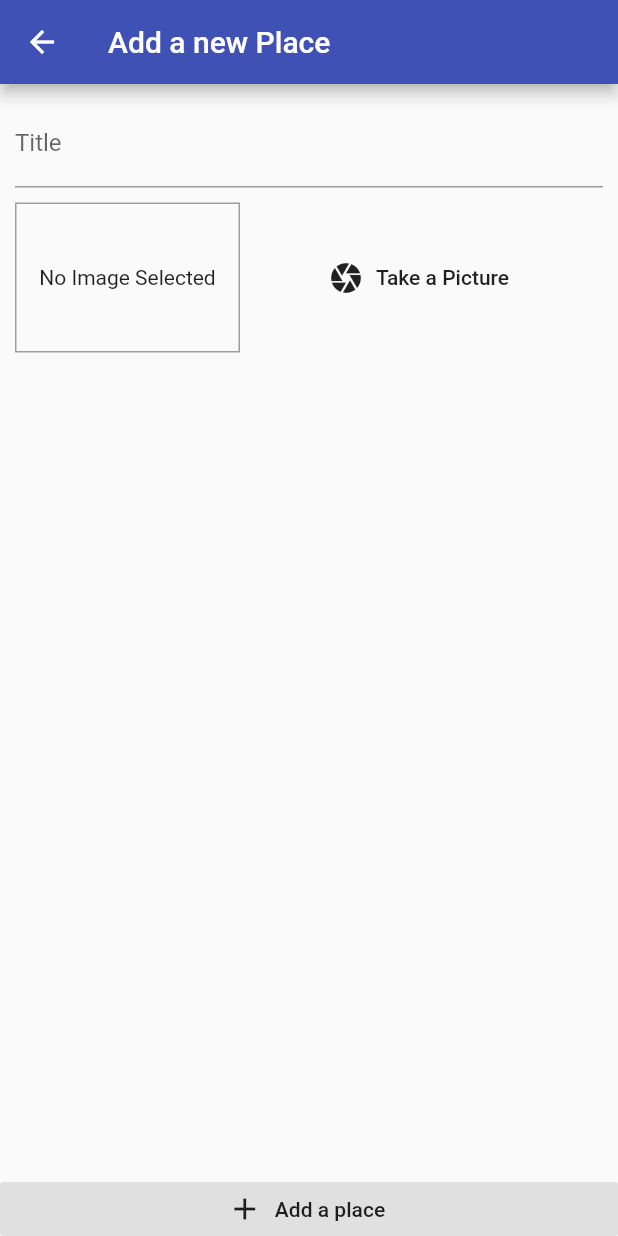
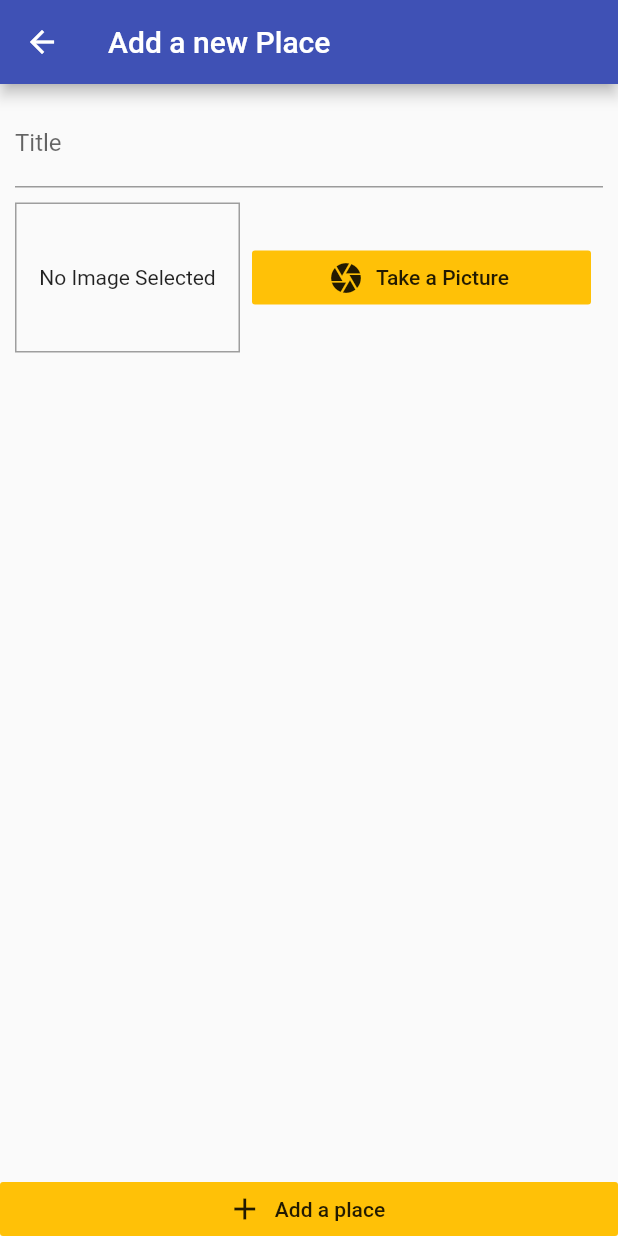
Before and after one commit to divyapratapsingh4011/Flutter-Places, a Flutter app: the AddPlaceScreen screen opened by its route, after a tap on "Add a place", on a phone screen of 412 x 824 dp. Run offline on Flutter 3.47's test engine with Material 2 defaults, Android fonts, the phone set to English and light mode, and no system bars; our stand-ins replace image_picker.

```diff
--- a/lib/screens/add_place_screen.dart
+++ b/lib/screens/add_place_screen.dart
@@ -1,6 +1,10 @@
+import 'dart:io';
+
 import 'package:flutter/material.dart';
+import 'package:provider/provider.dart';
 
 import '../widgets/image_input.dart';
+import '../providers/great_places.dart';
 
 class AddPlaceScreen extends StatefulWidget {
   static const routename = '/add-place';
@@ -10,6 +14,29 @@ class AddPlaceScreen extends StatefulWidget {
 
 class _AddPlaceScreenState extends State<AddPlaceScreen> {
   var _titlecontroller = TextEditingController();
+  File _pickedImage;
+
+  void _selectImage(File pickedImage) {
+    _pickedImage = pickedImage;
+  }
+
+  void savePlace() {
+    if (_titlecontroller.text.isEmpty || _pickedImage == null) {
+      Scaffold.of(context).showSnackBar(
+        SnackBar(
+          content: Text('Provide Valid Inputs'),
+          duration: Duration(seconds: 2),
+          elevation: 10,
+        ),
+      );
+      return;
+    }
+
+    Provider.of<GreatPlaces>(context, listen: false)
+        .addPlace(_titlecontroller.text, _pickedImage);
+    Navigator.of(context).pop();
+  }
+
   @override
   Widget build(BuildContext context) {
     return Scaffold(
@@ -32,7 +59,7 @@ class _AddPlaceScreenState extends State<AddPlaceScreen> {
                     SizedBox(
                       height: 10,
                     ),
-                    ImageInput(),
+                    ImageInput(_selectImage),
                   ],
                 ),
               ),
@@ -41,9 +68,12 @@ class _AddPlaceScreenState extends State<AddPlaceScreen> {
           RaisedButton.icon(
             elevation: 0,
             materialTapTargetSize: MaterialTapTargetSize.shrinkWrap,
-            onPressed: () {},
+            onPressed: () {
+              savePlace();
+            },
             icon: Icon(Icons.add),
             label: Text("Add a place"),
+            color: Theme.of(context).accentColor,
           ),
         ],
       ),
--- a/lib/widgets/image_input.dart
+++ b/lib/widgets/image_input.dart
@@ -2,8 +2,12 @@ import 'dart:io';
 
 import 'package:flutter/material.dart';
 import 'package:image_picker/image_picker.dart';
+import 'package:path/path.dart' as path;
+import 'package:path_provider/path_provider.dart' as syspaths;
 
 class ImageInput extends StatefulWidget {
+  final Function onSelectImage;
+  ImageInput(this.onSelectImage);
   @override
   _ImageInputState createState() => _ImageInputState();
 }
@@ -20,6 +24,12 @@ class _ImageInputState extends State<ImageInput> {
     setState(() {
       _storedImage = File(imageFile.path);
     });
+    final appDir = await syspaths.getApplicationDocumentsDirectory();
+    final fileName = path.basename(imageFile.path);
+
+    final savedImage =
+        await File(imageFile.path).copy('${appDir.path}/$fileName');
+    widget.onSelectImage(savedImage);
   }
 
   @override
@@ -44,12 +54,16 @@ class _ImageInputState extends State<ImageInput> {
           alignment: Alignment.center,
         ),
         Expanded(
+          child: Padding(
+            padding: const EdgeInsets.all(8.0),
             child: FlatButton.icon(
               onPressed: () {
                 _takePicture();
               },
               label: Text('Take a Picture'),
               icon: Icon(Icons.camera),
+              color: Theme.of(context).accentColor,
+            ),
           ),
         ),
       ],
--- a/pubspec.yaml
+++ b/pubspec.yaml
@@ -25,6 +25,8 @@ dependencies:
     sdk: flutter
   provider: ^4.1.2
   image_picker: ^0.6.7
+  path_provider: ^1.1.0
+  path: ^1.6.2
 
 
   # The following adds the Cupertino Icons font to your application.
```
Also changed, not shown: lib/providers/great_places.dart (+13 -0 lines), lib/screens/places_list_screen.dart (+18 -2 lines), pubspec.lock. Lines whose indentation alone changed are shown as unchanged.
